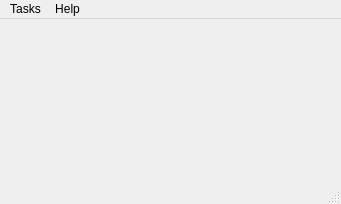
xiaoke0O/check-laads-order, file src/check_laads_order.ui: the form before one commit.
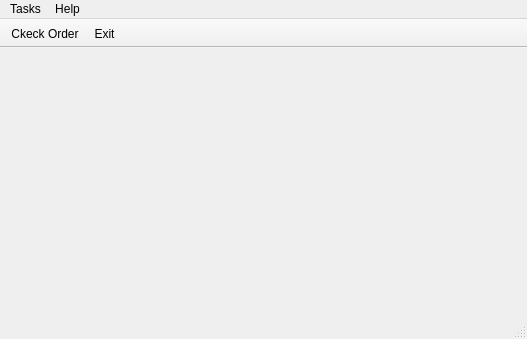
The form after the commit. Icons and pictures are not drawn.

Commit message: 添加ToolBar和图标

Patch:
```diff
--- a/src/check_laads_order.ui
+++ b/src/check_laads_order.ui
@@ -6,8 +6,8 @@
    <rect>
     <x>0</x>
     <y>0</y>
-    <width>341</width>
-    <height>204</height>
+    <width>527</width>
+    <height>339</height>
    </rect>
   </property>
   <property name="windowTitle">
@@ -19,8 +19,8 @@
     <rect>
      <x>0</x>
      <y>0</y>
-     <width>341</width>
-     <height>32</height>
+     <width>527</width>
+     <height>30</height>
     </rect>
    </property>
    <widget class="QMenu" name="menuHelp">
@@ -37,12 +37,31 @@
     </property>
     <addaction name="actionCkeck_Order"/>
     <addaction name="separator"/>
-    <addaction name="actionQuit"/>
+    <addaction name="actionExit"/>
    </widget>
    <addaction name="menuTasks"/>
    <addaction name="menuHelp"/>
   </widget>
   <widget class="QStatusBar" name="statusbar"/>
+  <widget class="QToolBar" name="toolBar">
+   <property name="windowTitle">
+    <string>toolBar</string>
+   </property>
+   <property name="movable">
+    <bool>false</bool>
+   </property>
+   <property name="toolButtonStyle">
+    <enum>Qt::ToolButtonTextUnderIcon</enum>
+   </property>
+   <attribute name="toolBarArea">
+    <enum>TopToolBarArea</enum>
+   </attribute>
+   <attribute name="toolBarBreak">
+    <bool>false</bool>
+   </attribute>
+   <addaction name="actionCkeck_Order"/>
+   <addaction name="actionExit"/>
+  </widget>
   <action name="actionAbout">
    <property name="text">
     <string>About</string>
@@ -54,13 +73,21 @@
    </property>
   </action>
   <action name="actionCkeck_Order">
+   <property name="icon">
+    <iconset resource="icons.qrc">
+     <normaloff>:/icons/icons/add_circle.png</normaloff>:/icons/icons/add_circle.png</iconset>
+   </property>
    <property name="text">
     <string>Ckeck Order</string>
    </property>
   </action>
-  <action name="actionQuit">
+  <action name="actionExit">
+   <property name="icon">
+    <iconset resource="icons.qrc">
+     <normaloff>:/icons/icons/exit.png</normaloff>:/icons/icons/exit.png</iconset>
+   </property>
    <property name="text">
-    <string>Quit</string>
+    <string>Exit</string>
    </property>
   </action>
  </widget>
```
Left out of the diff: 6 changed lines with no effect on the pictures. The commit also changes 3 other files.
